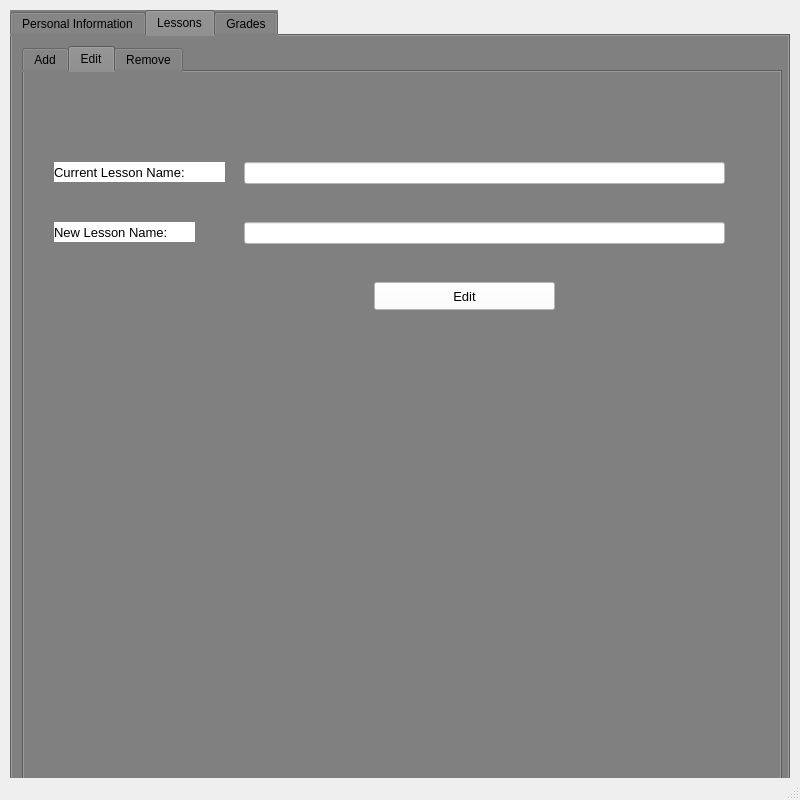
Old version of the form ui/teacher_functions.ui in the repository alosoz/School-Management-System.
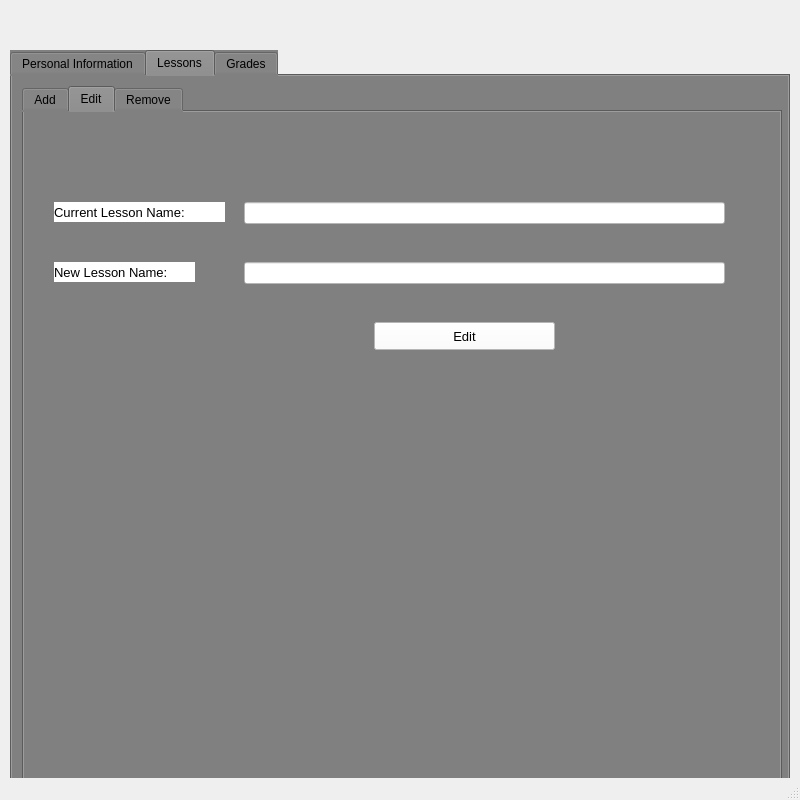
New version of the form. The open tabs and pages were chosen to show the change.

Commit message: teacher functions

The edit to the form file:
```diff
--- a/ui/teacher_functions.ui
+++ b/ui/teacher_functions.ui
@@ -30,7 +30,7 @@
     <property name="geometry">
      <rect>
       <x>10</x>
-      <y>10</y>
+      <y>50</y>
       <width>780</width>
       <height>780</height>
      </rect>
```
Left out of the diff: 8 changed lines with no effect on the pictures. The commit also changes 1 other file.
